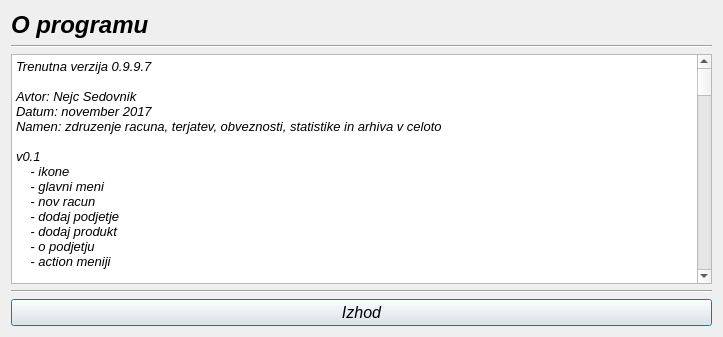
Above: oprogramu.ui from MaxMaxy/racun before the change. Below: the same form after it.
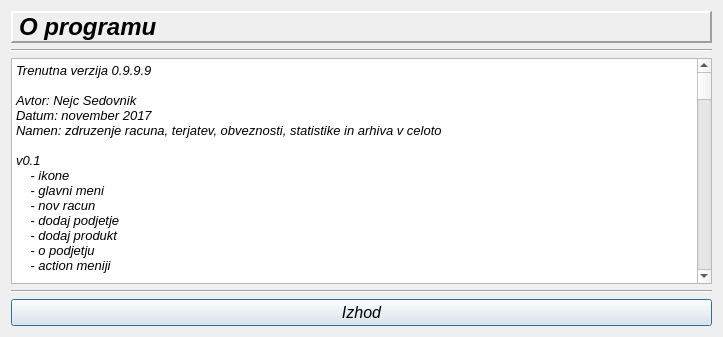
That is the form after the change.

```diff
--- a/oprogramu.ui
+++ b/oprogramu.ui
@@ -40,6 +40,15 @@
          <bold>true</bold>
         </font>
        </property>
+       <property name="frameShape">
+        <enum>QFrame::Panel</enum>
+       </property>
+       <property name="frameShadow">
+        <enum>QFrame::Raised</enum>
+       </property>
+       <property name="lineWidth">
+        <number>2</number>
+       </property>
        <property name="text">
         <string>O programu</string>
        </property>
@@ -82,7 +91,7 @@
         <bool>true</bool>
        </property>
        <property name="plainText">
-        <string>Trenutna verzija 0.9.9.7
+        <string>Trenutna verzija 0.9.9.9
 
 Avtor: Nejc Sedovnik
 Datum: november 2017
@@ -190,6 +199,10 @@
     - posodobljeno popravljanje produktov v Dodaj/popravi produkt
     - nov racun popravljena dobavnica
 
+v0.9.9.9
+    - dodana statistika za obveznosti
+    - pri testiranju ni zaznanih programskih tezav
+
 TO_DO:
     - moznost posiljanja racuna po emailu strankam
     - printanje deluje preko AdobeReaderja</string>
```
